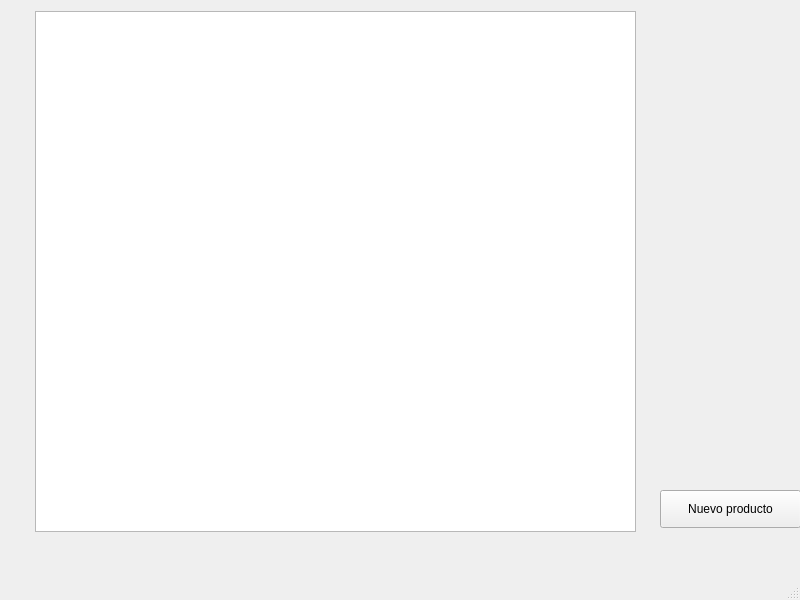
The window that productosSeguidos.ui (waltermas-gitter/infomesas-gui) describes before a commit, drawn with Qt 5.
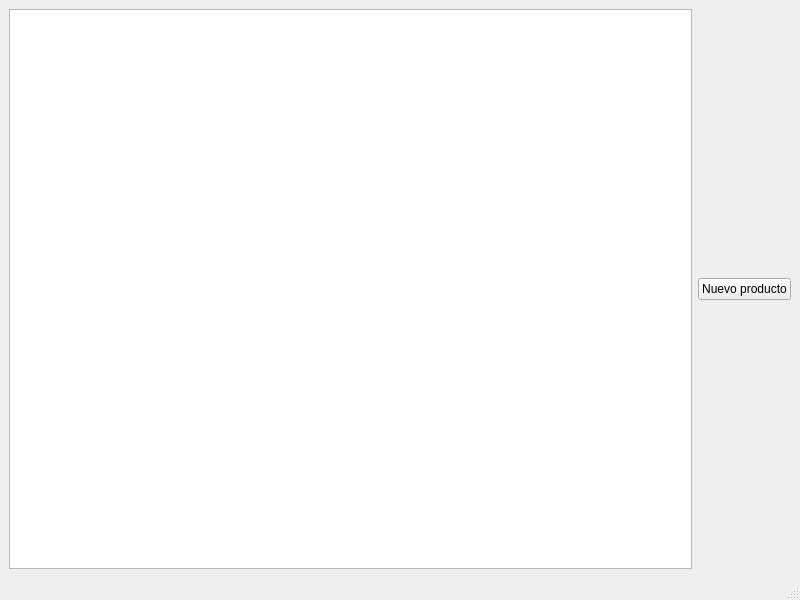
The same window after the commit.

Patch:
```diff
--- a/productosSeguidos.ui
+++ b/productosSeguidos.ui
@@ -14,15 +14,9 @@
    <string>Productos seguidos</string>
   </property>
   <widget class="QWidget" name="centralwidget">
+   <layout class="QGridLayout" name="gridLayout">
+    <item row="0" column="0">
    <widget class="QTableWidget" name="productosSeguidosTableWidget">
-    <property name="geometry">
-     <rect>
-      <x>35</x>
-      <y>11</y>
-      <width>601</width>
-      <height>521</height>
-     </rect>
-    </property>
     <property name="editTriggers">
      <set>QAbstractItemView::NoEditTriggers</set>
     </property>
@@ -45,19 +39,15 @@
      <bool>false</bool>
     </attribute>
    </widget>
+    </item>
+    <item row="0" column="1">
    <widget class="QPushButton" name="nuevoPushButton">
-    <property name="geometry">
-     <rect>
-      <x>660</x>
-      <y>490</y>
-      <width>141</width>
-      <height>38</height>
-     </rect>
-    </property>
     <property name="text">
      <string>Nuevo producto</string>
     </property>
    </widget>
+    </item>
+   </layout>
   </widget>
   <widget class="QMenuBar" name="menubar">
    <property name="geometry">
```
Lines whose indentation alone changed are shown as unchanged.
